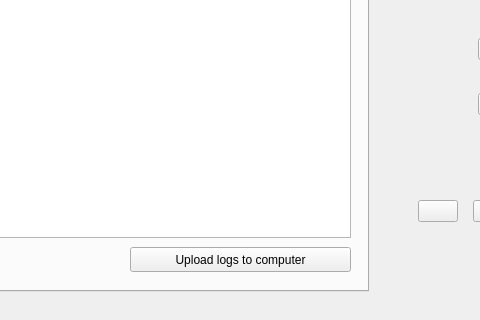
First picture: the form in mainwindow.ui, repository CATBOYCOWBOY/COMP3004A4, before the edit; both pictures show x 382 to 862 and y 208 to 528 of the 1014 by 528 pixel window.
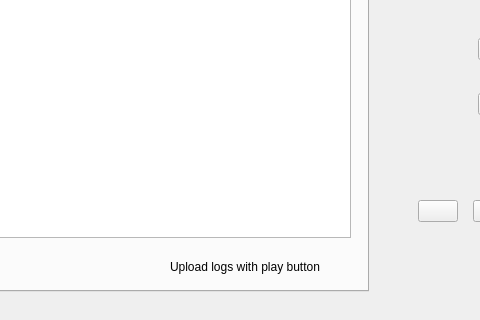
Second picture: the form after the edit. The open tabs and pages were chosen to show the change. Icons and pictures are not drawn. Custom widgets are drawn as their Qt base class.

The edit to the form file:
```diff
--- a/mainwindow.ui
+++ b/mainwindow.ui
@@ -97,19 +97,6 @@
      <attribute name="title">
       <string>Page</string>
      </attribute>
-     <widget class="QPushButton" name="uploadLogsToComputerButton">
-      <property name="geometry">
-       <rect>
-        <x>460</x>
-        <y>400</y>
-        <width>221</width>
-        <height>25</height>
-       </rect>
-      </property>
-      <property name="text">
-       <string>Upload logs to computer</string>
-      </property>
-     </widget>
      <widget class="QListWidget" name="sessionsList">
       <property name="geometry">
        <rect>
@@ -120,6 +107,19 @@
        </rect>
       </property>
      </widget>
+     <widget class="QLabel" name="label">
+      <property name="geometry">
+       <rect>
+        <x>500</x>
+        <y>410</y>
+        <width>171</width>
+        <height>20</height>
+       </rect>
+      </property>
+      <property name="text">
+       <string>Upload logs with play button</string>
+      </property>
+     </widget>
     </widget>
     <widget class="QWidget" name="tab_2">
      <attribute name="title">
```
Left out of the diff: 12 changed lines with no effect on the pictures.
